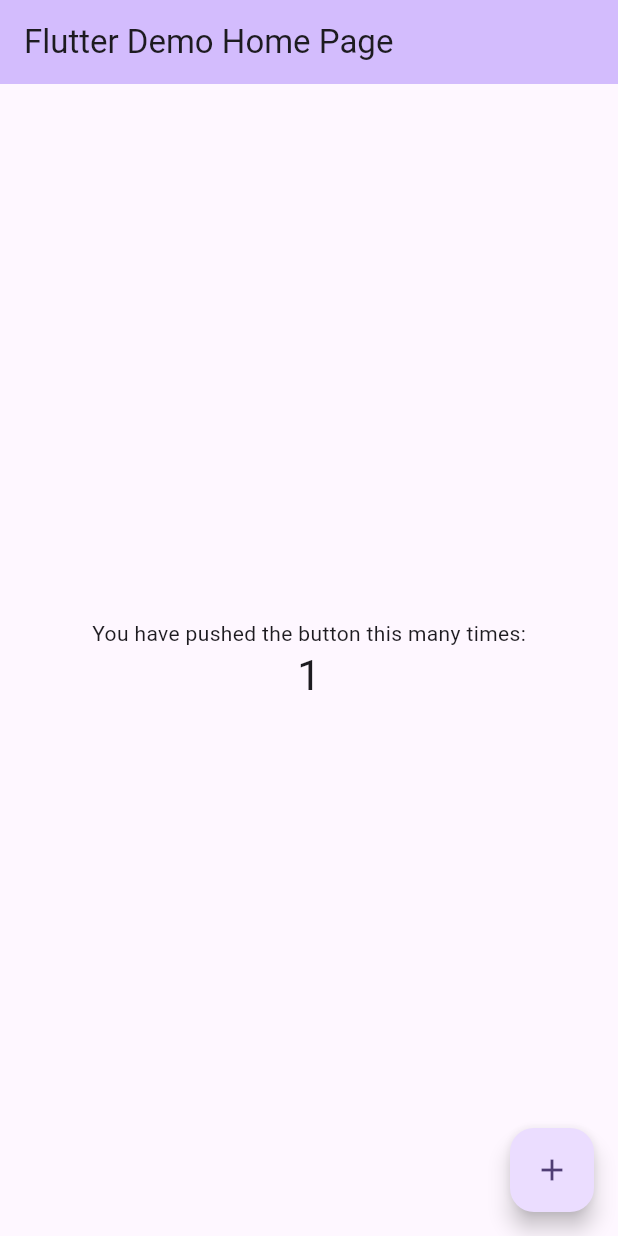
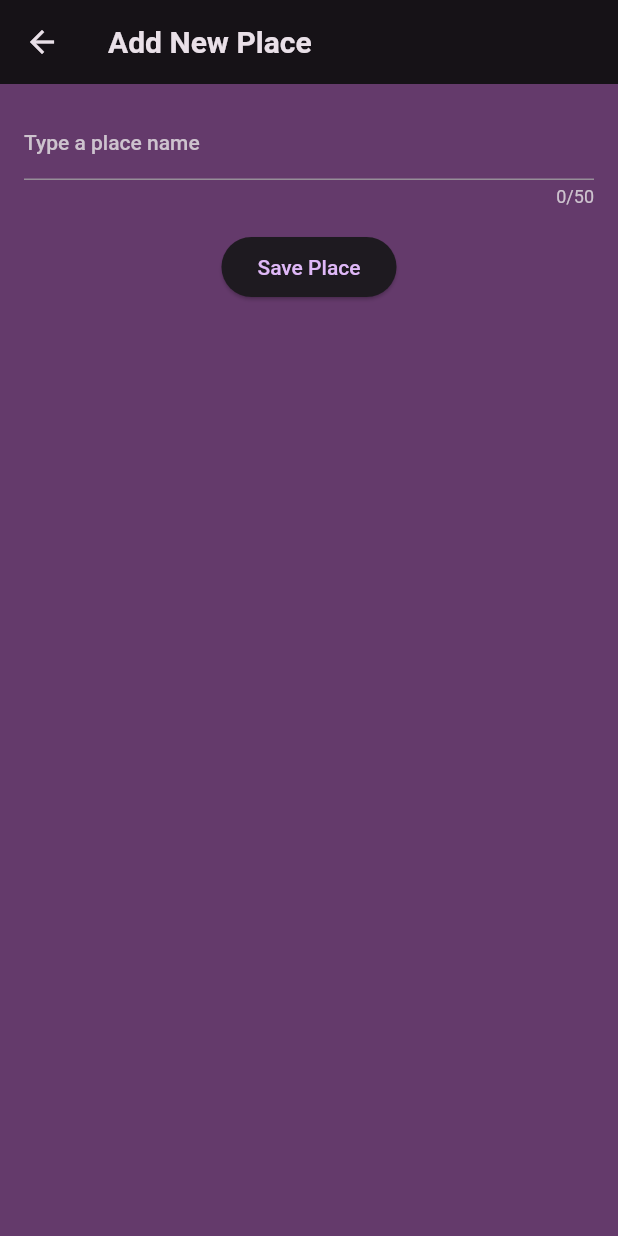
Before and after one commit to elianaferreira/favorite_places, a Flutter app: the screen it shows after launch, after a tap on the "add" icon, on a phone screen of 412 x 824 dp. Run offline on Flutter 3.47's test engine with Material 2 defaults, Android fonts, the phone set to English and light mode, and no system bars; our stand-ins replace flutter_riverpod, google_fonts.

Commit message:
added the blueprint fot the app

```diff
--- a/lib/main.dart
+++ b/lib/main.dart
@@ -1,125 +1,42 @@
+import 'package:favorite_places/screens/places.dart';
 import 'package:flutter/material.dart';
+import 'package:flutter_riverpod/flutter_riverpod.dart';
+import 'package:google_fonts/google_fonts.dart';
+
+final colorScheme = ColorScheme.fromSeed(
+    brightness: Brightness.dark,
+    seedColor: const Color(0XFFC780FA),
+    background: const Color(0XFF643A6B));
+
+final theme = ThemeData().copyWith(
+    useMaterial3: true,
+    scaffoldBackgroundColor: colorScheme.background,
+    colorScheme: colorScheme,
+    textTheme: GoogleFonts.ubuntuCondensedTextTheme().copyWith(
+        bodyLarge: GoogleFonts.ubuntuCondensed(color: colorScheme.onBackground),
+        bodyMedium:
+            GoogleFonts.ubuntuCondensed(color: colorScheme.onBackground),
+        bodySmall: GoogleFonts.ubuntuCondensed(color: colorScheme.onBackground),
+        titleSmall: GoogleFonts.ubuntuCondensed(
+            fontWeight: FontWeight.bold, color: colorScheme.onBackground),
+        titleMedium: GoogleFonts.ubuntuCondensed(
+            fontWeight: FontWeight.bold, color: colorScheme.onBackground),
+        titleLarge: GoogleFonts.ubuntuCondensed(
+            fontWeight: FontWeight.bold, color: colorScheme.onBackground)));
 
 void main() {
-  runApp(const MyApp());
+  runApp(const ProviderScope(child: App()));
 }
 
-class MyApp extends StatelessWidget {
-  const MyApp({super.key});
+class App extends StatelessWidget {
+  const App({super.key});
 
-  // This widget is the root of your application.
   @override
   Widget build(BuildContext context) {
     return MaterialApp(
-      title: 'Flutter Demo',
-      theme: ThemeData(
-        // This is the theme of your application.
-        //
-        // TRY THIS: Try running your application with "flutter run". You'll see
-        // the application has a blue toolbar. Then, without quitting the app,
-        // try changing the seedColor in the colorScheme below to Colors.green
-        // and then invoke "hot reload" (save your changes or press the "hot
-        // reload" button in a Flutter-supported IDE, or press "r" if you used
-        // the command line to start the app).
-        //
-        // Notice that the counter didn't reset back to zero; the application
-        // state is not lost during the reload. To reset the state, use hot
-        // restart instead.
-        //
-        // This works for code too, not just values: Most code changes can be
-        // tested with just a hot reload.
-        colorScheme: ColorScheme.fromSeed(seedColor: Colors.deepPurple),
-        useMaterial3: true,
-      ),
-      home: const MyHomePage(title: 'Flutter Demo Home Page'),
+      title: 'Favorite Places',
+      theme: theme,
+      home: const PlacesScreen(),
     );
   }
 }
-
-class MyHomePage extends StatefulWidget {
-  const MyHomePage({super.key, required this.title});
-
-  // This widget is the home page of your application. It is stateful, meaning
-  // that it has a State object (defined below) that contains fields that affect
-  // how it looks.
-
-  // This class is the configuration for the state. It holds the values (in this
-  // case the title) provided by the parent (in this case the App widget) and
-  // used by the build method of the State. Fields in a Widget subclass are
-  // always marked "final".
-
-  final String title;
-
-  @override
-  State<MyHomePage> createState() => _MyHomePageState();
-}
-
-class _MyHomePageState extends State<MyHomePage> {
-  int _counter = 0;
-
-  void _incrementCounter() {
-    setState(() {
-      // This call to setState tells the Flutter framework that something has
-      // changed in this State, which causes it to rerun the build method below
-      // so that the display can reflect the updated values. If we changed
-      // _counter without calling setState(), then the build method would not be
-      // called again, and so nothing would appear to happen.
-      _counter++;
-    });
-  }
-
-  @override
-  Widget build(BuildContext context) {
-    // This method is rerun every time setState is called, for instance as done
-    // by the _incrementCounter method above.
-    //
-    // The Flutter framework has been optimized to make rerunning build methods
-    // fast, so that you can just rebuild anything that needs updating rather
-    // than having to individually change instances of widgets.
-    return Scaffold(
-      appBar: AppBar(
-        // TRY THIS: Try changing the color here to a specific color (to
-        // Colors.amber, perhaps?) and trigger a hot reload to see the AppBar
-        // change color while the other colors stay the same.
-        backgroundColor: Theme.of(context).colorScheme.inversePrimary,
-        // Here we take the value from the MyHomePage object that was created by
-        // the App.build method, and use it to set our appbar title.
-        title: Text(widget.title),
-      ),
-      body: Center(
-        // Center is a layout widget. It takes a single child and positions it
-        // in the middle of the parent.
-        child: Column(
-          // Column is also a layout widget. It takes a list of children and
-          // arranges them vertically. By default, it sizes itself to fit its
-          // children horizontally, and tries to be as tall as its parent.
-          //
-          // Column has various properties to control how it sizes itself and
-          // how it positions its children. Here we use mainAxisAlignment to
-          // center the children vertically; the main axis here is the vertical
-          // axis because Columns are vertical (the cross axis would be
-          // horizontal).
-          //
-          // TRY THIS: Invoke "debug painting" (choose the "Toggle Debug Paint"
-          // action in the IDE, or press "p" in the console), to see the
-          // wireframe for each widget.
-          mainAxisAlignment: MainAxisAlignment.center,
-          children: <Widget>[
-            const Text(
-              'You have pushed the button this many times:',
-            ),
-            Text(
-              '$_counter',
-              style: Theme.of(context).textTheme.headlineMedium,
-            ),
-          ],
-        ),
-      ),
-      floatingActionButton: FloatingActionButton(
-        onPressed: _incrementCounter,
-        tooltip: 'Increment',
-        child: const Icon(Icons.add),
-      ), // This trailing comma makes auto-formatting nicer for build methods.
-    );
-  }
-}
--- /dev/null
+++ b/lib/models/place.dart
@@ -0,0 +1,8 @@
+import 'package:uuid/uuid.dart';
+
+class Place {
+  Place({required this.title}) : id = const Uuid().v4();
+
+  final String id;
+  final String title;
+}
--- /dev/null
+++ b/lib/providers/places_provider.dart
@@ -0,0 +1,15 @@
+import 'package:flutter_riverpod/flutter_riverpod.dart';
+
+import 'package:favorite_places/models/place.dart';
+
+class PlacesNotifier extends StateNotifier<List<Place>> {
+  PlacesNotifier() : super([]);
+
+  void addFavoritPlace(Place place) {
+    final placeWasSavedBefore = state.contains(place);
+    if (!placeWasSavedBefore) state = [...state, place];
+  }
+}
+
+final placesProvider = StateNotifierProvider<PlacesNotifier, List<Place>>(
+    (ref) => PlacesNotifier());
--- /dev/null
+++ b/lib/screens/new_place.dart
@@ -0,0 +1,53 @@
+import 'package:favorite_places/models/place.dart';
+import 'package:favorite_places/providers/places_provider.dart';
+import 'package:flutter/material.dart';
+import 'package:flutter_riverpod/flutter_riverpod.dart';
+
+class NewPlaceScreen extends ConsumerStatefulWidget {
+  const NewPlaceScreen({super.key});
+
+  @override
+  ConsumerState<ConsumerStatefulWidget> createState() {
+    return _NewPlaceState();
+  }
+}
+
+class _NewPlaceState extends ConsumerState<NewPlaceScreen> {
+  final _placeTitleController = TextEditingController();
+
+  @override
+  void dispose() {
+    _placeTitleController.dispose();
+    super.dispose();
+  }
+
+  void _savePlace() {
+    ref
+        .read(placesProvider.notifier)
+        .addFavoritPlace(Place(title: _placeTitleController.text));
+    Navigator.of(context).pop();
+  }
+
+  @override
+  Widget build(BuildContext context) {
+    return Scaffold(
+      appBar: AppBar(title: const Text('Add New Place')),
+      body: Padding(
+        padding: const EdgeInsets.all(16),
+        child: Column(
+          children: [
+            TextField(
+              maxLength: 50,
+              controller: _placeTitleController,
+              decoration:
+                  const InputDecoration(label: Text('Type a place name')),
+            ),
+            const SizedBox(height: 16),
+            ElevatedButton(
+                onPressed: _savePlace, child: const Text('Save Place'))
+          ],
+        ),
+      ),
+    );
+  }
+}
--- /dev/null
+++ b/lib/screens/places.dart
@@ -0,0 +1,43 @@
+import 'package:favorite_places/providers/places_provider.dart';
+import 'package:favorite_places/screens/new_place.dart';
+import 'package:favorite_places/widgets/place_item.dart';
+import 'package:flutter/material.dart';
+import 'package:flutter_riverpod/flutter_riverpod.dart';
+
+class PlacesScreen extends ConsumerWidget {
+  const PlacesScreen({super.key});
+
+  @override
+  Widget build(BuildContext context, WidgetRef ref) {
+    final favoritePlaces = ref.watch(placesProvider);
+    Widget emptyContent = const Center(
+      child: Column(
+          mainAxisAlignment: MainAxisAlignment.center,
+          children: [Text('No places added yet.')]),
+    );
+    return Scaffold(
+        appBar: AppBar(
+          title: const Text('Favorite Places'),
+          actions: [
+            IconButton(
+                onPressed: () {
+                  Navigator.of(context).push(MaterialPageRoute(
+                    builder: (context) => const NewPlaceScreen(),
+                  ));
+                },
+                icon: const Icon(Icons.add))
+          ],
+        ),
+        body: Padding(
+          padding: const EdgeInsets.all(16),
+          child: favoritePlaces.isEmpty
+              ? emptyContent
+              : ListView.builder(
+                  itemCount: favoritePlaces.length,
+                  itemBuilder: (ctx, index) {
+                    return PlaceItem(place: favoritePlaces[index]);
+                  },
+                ),
+        ));
+  }
+}
--- /dev/null
+++ b/lib/widgets/place_item.dart
@@ -0,0 +1,17 @@
+import 'package:favorite_places/models/place.dart';
+import 'package:flutter/material.dart';
+
+class PlaceItem extends StatelessWidget {
+  const PlaceItem({super.key, required this.place});
+
+  final Place place;
+
+  @override
+  Widget build(BuildContext context) {
+    return ListTile(
+      title: Text(place.title),
+      trailing:
+          IconButton(onPressed: () {}, icon: const Icon(Icons.arrow_right)),
+    );
+  }
+}
--- a/pubspec.yaml
+++ b/pubspec.yaml
@@ -35,6 +35,9 @@ dependencies:
   # The following adds the Cupertino Icons font to your application.
   # Use with the CupertinoIcons class for iOS style icons.
   cupertino_icons: ^1.0.2
+  google_fonts: ^5.1.0
+  flutter_riverpod: ^2.3.6
+  uuid: ^3.0.7
 
 dev_dependencies:
   flutter_test:
```
Also changed, not shown: pubspec.lock, 10 other files.
